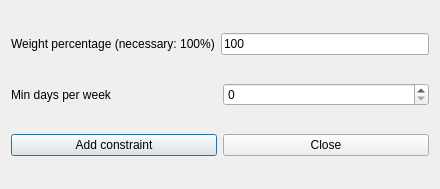
Before: the Qt Designer form fet/src/interface/addconstraintteachersminrealdaysperweekform_template.ui in vonmecheln/fet, drawn with Qt 5.
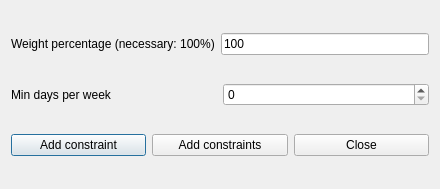
After: the same form once the commit is applied.

Patch:
```diff
--- a/fet/src/interface/addconstraintteachersminrealdaysperweekform_template.ui
+++ b/fet/src/interface/addconstraintteachersminrealdaysperweekform_template.ui
@@ -73,6 +73,13 @@
        </property>
       </widget>
      </item>
+     <item>
+      <widget class="QPushButton" name="addConstraintsPushButton">
+       <property name="text">
+        <string>Add constraints</string>
+       </property>
+      </widget>
+     </item>
      <item>
       <widget class="QPushButton" name="closePushButton">
        <property name="text">
```
